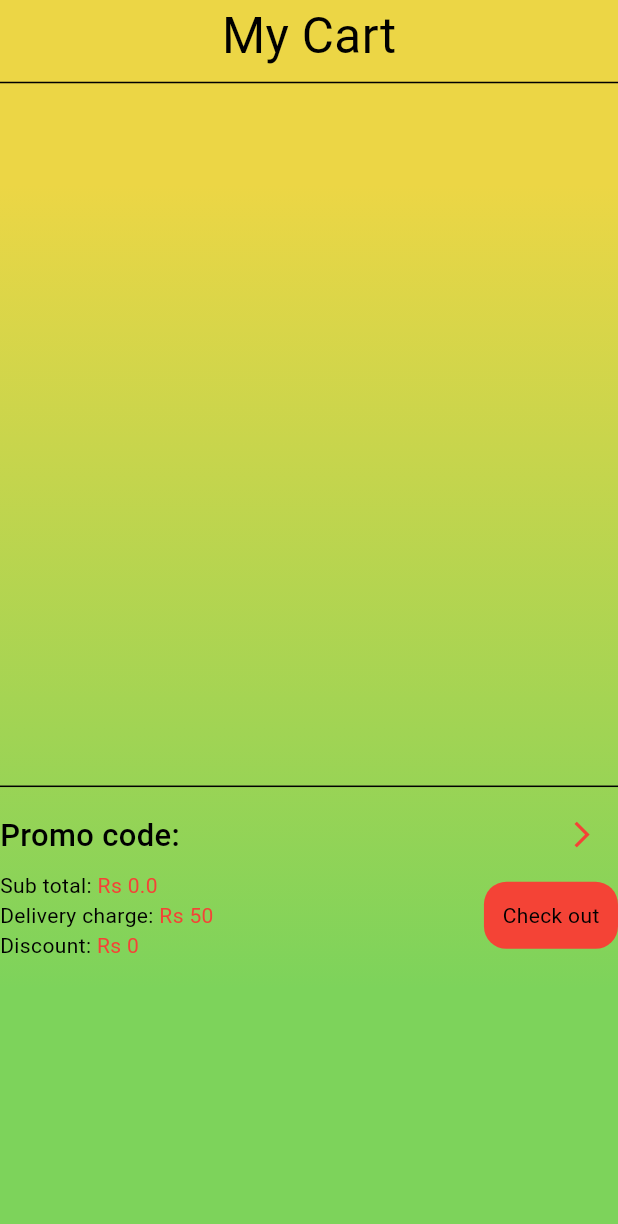
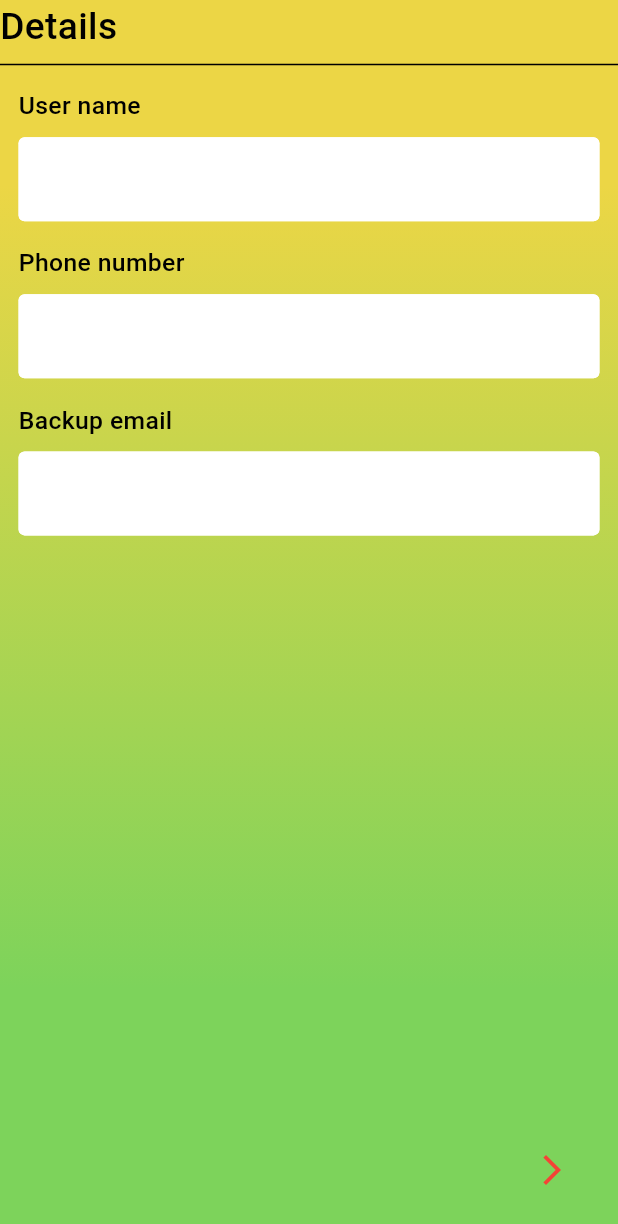
Before and after one commit to Milan-Tmg/Online-Food-Delivery, a Flutter app: the Mycart screen opened directly, after a tap on "Check out", on a phone screen of 412 x 824 dp. Shown: the top 1224 px of the screen. Run offline on Flutter 3.47's test engine with Material 3 defaults, Android fonts, the phone set to English and light mode, and no system bars; our stand-ins replace flutter_riverpod.

Commit message:
detail page before check out has been created

```diff
--- a/lib/pages/home/My_cart/MyCart.dart
+++ b/lib/pages/home/My_cart/MyCart.dart
@@ -3,6 +3,7 @@ import 'package:flutter_riverpod/flutter_riverpod.dart';
 import 'package:online_food_order/Statemangement/state_mangement.dart';
 import 'package:online_food_order/app_height_width.dart';
 import 'package:online_food_order/pages/home/My_cart/selected_items.dart';
+import 'package:online_food_order/pages/home/order_check_out/user_details.dart';
 import 'package:online_food_order/pages/login_pages/common_components/gradient_container.dart';
 
 class Mycart extends ConsumerWidget {
@@ -24,6 +25,7 @@ class Mycart extends ConsumerWidget {
       child: Scaffold(
         body: GradientContainer(
           childs: Column(
+            crossAxisAlignment: CrossAxisAlignment.start,
             children: [
               Text(
                 "My Cart",
@@ -105,7 +107,10 @@ class Mycart extends ConsumerWidget {
                       ),
 
                       onTap: (){
-                        // navigate to check out page
+                        Navigator.push(
+                          context,
+                          MaterialPageRoute(builder: (context) => UserDetails()),
+                        );
                       }
                     ),
                   ),
--- /dev/null
+++ b/lib/pages/home/order_check_out/user_details.dart
@@ -0,0 +1,67 @@
+import 'package:flutter/material.dart';
+import 'package:online_food_order/app_height_width.dart';
+import 'package:online_food_order/pages/login_pages/common_components/gradient_container.dart';
+
+class UserDetails extends StatelessWidget {
+  UserDetails({super.key});
+
+  TextEditingController user_name = TextEditingController();
+  TextEditingController phone_number = TextEditingController();
+  TextEditingController backUp_email = TextEditingController();
+  @override
+  Widget build(BuildContext context) {
+    return SafeArea(
+      child: Scaffold(
+        body: GradientContainer(
+          childs: Column(
+            crossAxisAlignment: CrossAxisAlignment.start,
+            children: [
+
+              Text("Details", style: TextStyle(fontWeight: FontWeight.w500, fontSize: App_size.app_height* 0.03)),
+              Divider(),
+
+              label_input(user_name, "User name"),
+              label_input(phone_number, "Phone number"),
+              label_input(backUp_email, "Backup email"),
+            ],
+          ),
+        ),
+        floatingActionButton: FloatingActionButton(
+          onPressed: (){
+            // will do it later,
+          },
+          child: Icon(Icons.arrow_forward_ios, color: Colors.red),
+          backgroundColor: Colors.transparent,
+          elevation: 0,
+        ),
+      ),
+    );
+  }
+}
+
+Container label_input(TextEditingController controller,String label_name){
+  return Container(
+    //height: App_size.app_height* 0.2,
+    padding: EdgeInsets.symmetric(horizontal: App_size.app_width* 0.03, vertical: App_size.app_height* 0.01),
+    child: Column(
+      crossAxisAlignment: CrossAxisAlignment.start,
+      children: [
+        Text(label_name, style: TextStyle(fontSize: App_size.app_height* 0.02, fontWeight: FontWeight.w500)),
+        SizedBox(height: App_size.app_height*0.01),
+        TextField(
+          decoration: InputDecoration(
+            fillColor: Colors.white,
+            filled: true,
+            enabledBorder: OutlineInputBorder(
+              borderSide: BorderSide(color: Colors.white),
+            ),
+
+            focusedBorder: OutlineInputBorder(
+              borderSide: BorderSide(color: Colors.white),
+            ),
+          ),
+        ),
+      ],
+    ),
+  );
+}
```
